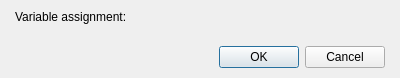
Before: the Qt Designer form Editor/Dialogs/Commands/dialogcommandinputnumber.ui in RPG-Paper-Maker/RPG-Paper-Maker, drawn with Qt 5.
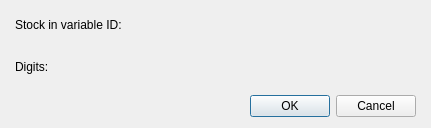
After: the same form once the commit is applied. Custom widgets are drawn as their Qt base class.

What changed in the file:
```diff
--- a/Editor/Dialogs/Commands/dialogcommandinputnumber.ui
+++ b/Editor/Dialogs/Commands/dialogcommandinputnumber.ui
@@ -6,14 +6,14 @@
    <rect>
     <x>0</x>
     <y>0</y>
-    <width>400</width>
-    <height>78</height>
+    <width>431</width>
+    <height>128</height>
    </rect>
   </property>
   <property name="windowTitle">
    <string>Input number</string>
   </property>
-  <layout class="QGridLayout" name="gridLayout">
+  <layout class="QGridLayout" name="gridLayout_2">
    <property name="leftMargin">
     <number>15</number>
    </property>
@@ -27,37 +27,94 @@
     <number>10</number>
    </property>
    <item row="0" column="0">
-    <layout class="QVBoxLayout" name="verticalLayout">
+    <layout class="QVBoxLayout" name="verticalLayout" stretch="1,0">
+     <property name="spacing">
+      <number>15</number>
+     </property>
      <item>
-      <layout class="QHBoxLayout" name="horizontalLayout">
-       <item>
-        <widget class="QLabel" name="labelVariableAssigment">
+      <layout class="QGridLayout" name="gridLayout">
+       <item row="0" column="0">
+        <widget class="QLabel" name="labelStockInVariableID">
          <property name="text">
-          <string>Variable assignment:</string>
+          <string>Stock in variable ID:</string>
          </property>
-         <property name="buddy">
-          <cstring>widgetVariable</cstring>
+        </widget>
+       </item>
+       <item row="0" column="1">
+        <layout class="QHBoxLayout" name="horizontalLayout">
+         <item>
+          <widget class="PanelPrimitiveValue" name="panelPrimitiveStockVariableID" native="true">
+           <property name="minimumSize">
+            <size>
+             <width>250</width>
+             <height>27</height>
+            </size>
+           </property>
+           <property name="maximumSize">
+            <size>
+             <width>250</width>
+             <height>27</height>
+            </size>
+           </property>
+          </widget>
+         </item>
+         <item>
+          <spacer name="horizontalSpacer">
+           <property name="orientation">
+            <enum>Qt::Horizontal</enum>
+           </property>
+           <property name="sizeHint" stdset="0">
+            <size>
+             <width>40</width>
+             <height>18</height>
+            </size>
+           </property>
+          </spacer>
+         </item>
+        </layout>
+       </item>
+       <item row="1" column="0">
+        <widget class="QLabel" name="labelDigits">
+         <property name="text">
+          <string>Digits:</string>
          </property>
         </widget>
        </item>
-       <item>
-        <widget class="WidgetVariable" name="widgetVariable" native="true"/>
+       <item row="1" column="1">
+        <layout class="QHBoxLayout" name="horizontalLayout_2">
+         <item>
+          <widget class="PanelPrimitiveValue" name="panelPrimitiveDigits" native="true">
+           <property name="minimumSize">
+            <size>
+             <width>250</width>
+             <height>27</height>
+            </size>
+           </property>
+           <property name="maximumSize">
+            <size>
+             <width>250</width>
+             <height>27</height>
+            </size>
+           </property>
+          </widget>
+         </item>
+         <item>
+          <spacer name="horizontalSpacer_2">
+           <property name="orientation">
+            <enum>Qt::Horizontal</enum>
+           </property>
+           <property name="sizeHint" stdset="0">
+            <size>
+             <width>40</width>
+             <height>20</height>
+            </size>
+           </property>
+          </spacer>
+         </item>
+        </layout>
        </item>
       </layout>
      </item>
-     <item>
-      <spacer name="verticalSpacer">
-       <property name="orientation">
-        <enum>Qt::Vertical</enum>
-       </property>
-       <property name="sizeHint" stdset="0">
-        <size>
-         <width>20</width>
-         <height>40</height>
-        </size>
-       </property>
-      </spacer>
-     </item>
      <item>
       <widget class="QDialogButtonBox" name="buttonBox">
        <property name="orientation">
@@ -74,9 +131,9 @@
  </widget>
  <customwidgets>
   <customwidget>
-   <class>WidgetVariable</class>
+   <class>PanelPrimitiveValue</class>
    <extends>QWidget</extends>
-   <header>widgetvariable.h</header>
+   <header>panelprimitivevalue.h</header>
    <container>1</container>
   </customwidget>
  </customwidgets>
```
